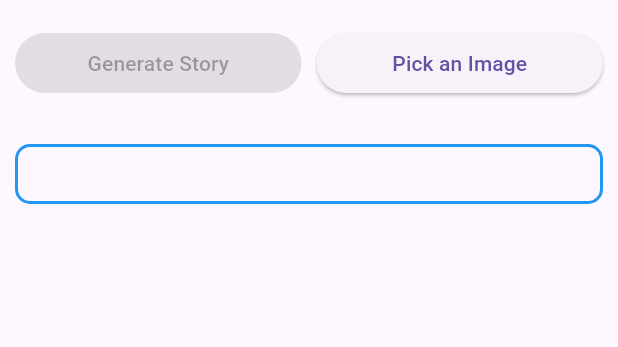
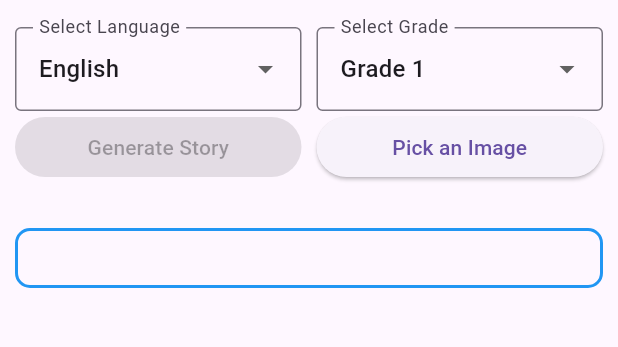
Before and after one commit to codderv006/pictonarrot-summer-internship, a Flutter app: the screen it shows after launch, on a phone screen of 412 x 824 dp, the part 72-419 px from its top. Run offline on Flutter 3.47's test engine with Material 3 defaults, Android fonts, the light colour scheme and no system bars; our stand-ins replace flutter_tts, image_picker, just_audio; missing offline and left inert: audio_session.

Commit message:
updated story generation v1.1

```diff
--- a/lib/story_generator_screen.dart
+++ b/lib/story_generator_screen.dart
@@ -27,6 +27,11 @@ class _StoryGeneratorScreenState extends State<StoryGeneratorScreen> {
   int _currentWordIndex = -1;
   List<String> _words = [];
   bool _isLoading = false;
+
+  String _selectedLanguage = 'English';
+  int _selectedGrade = 1;
+  List<String> _languages = ['English', 'Hindi'];
+  List<int> _grades = List.generate(12, (index) => index + 1);
 
   @override
   void initState() {
@@ -107,12 +112,15 @@ class _StoryGeneratorScreenState extends State<StoryGeneratorScreen> {
   }
 
   Future<String> _getStoryFromNgrok(String imageUrl) async {
-    final String apiUrl = 'https://babb-103-111-133-161.ngrok-free.app/generate_description/?image_url=$imageUrl';
-
+    final String apiUrl = 'https://10d8-103-111-133-199.ngrok-free.app/generate_description/?image_url=$imageUrl&grade=$_selectedGrade&language=$_selectedLanguage';
     final response = await http.get(Uri.parse(apiUrl));
     if (response.statusCode == 200) {
       final data = jsonDecode(response.body);
-      return data['description'];
+      if (_selectedLanguage == 'Hindi') {
+        return utf8.decode(data['description'].codeUnits);
+      } else {
+        return data['description'];
+      }
     } else {
       throw Exception('Failed to get story. Status code: ${response.statusCode}');
     }
@@ -121,6 +129,15 @@ class _StoryGeneratorScreenState extends State<StoryGeneratorScreen> {
   Future<void> _convertStoryToSpeech(String story) async {
     final tempDir = await getTemporaryDirectory();
     final audioFile = File('${tempDir.path}/story.mp3');
+
+    if (_selectedLanguage == 'Hindi') {
+      await _flutterTts.setLanguage("hi-IN");
+      await _flutterTts.setVoice({"name": "hi-in-x-hin-local", "locale": "hi-IN"});
+    } else {
+      await _flutterTts.setLanguage("en-US");
+      await _flutterTts.setVoice({"name": "en-us-x-sfg#male_1-local", "locale": "en-US"});
+    }
+
     await _flutterTts.synthesizeToFile(story, audioFile.path);
 
     setState(() {
@@ -193,6 +210,52 @@ class _StoryGeneratorScreenState extends State<StoryGeneratorScreen> {
                   margin: EdgeInsets.symmetric(vertical: 10),
                   child: Image.file(_imageFile!),
                 ),
+              Row(
+                mainAxisAlignment: MainAxisAlignment.center,
+                children: [
+                  Expanded(
+                    child: DropdownButtonFormField<String>(
+                      value: _selectedLanguage,
+                      items: _languages.map((String language) {
+                        return DropdownMenuItem<String>(
+                          value: language,
+                          child: Text(language),
+                        );
+                      }).toList(),
+                      onChanged: (newValue) {
+                        setState(() {
+                          _selectedLanguage = newValue!;
+                        });
+                      },
+                      decoration: InputDecoration(
+                        labelText: 'Select Language',
+                        border: OutlineInputBorder(),
+                      ),
+                    ),
+                  ),
+                  SizedBox(width: 10),
+                  Expanded(
+                    child: DropdownButtonFormField<int>(
+                      value: _selectedGrade,
+                      items: _grades.map((int grade) {
+                        return DropdownMenuItem<int>(
+                          value: grade,
+                          child: Text('Grade $grade'),
+                        );
+                      }).toList(),
+                      onChanged: (newValue) {
+                        setState(() {
+                          _selectedGrade = newValue!;
+                        });
+                      },
+                      decoration: InputDecoration(
+                        labelText: 'Select Grade',
+                        border: OutlineInputBorder(),
+                      ),
+                    ),
+                  ),
+                ],
+              ),
               Row(
                 mainAxisAlignment: MainAxisAlignment.center,
                 children: [
```
